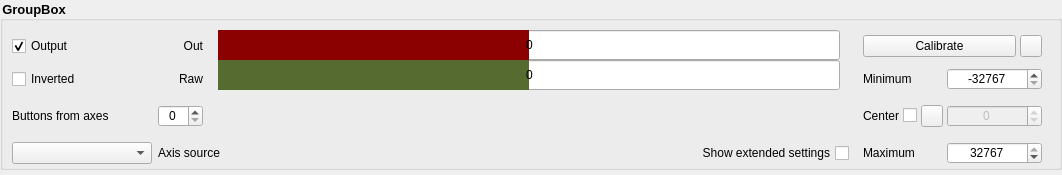
First picture: the form in src/widgets/axes/axes.ui, repository anpeaco/FreeJoyXConfiguratorQt, before the edit.
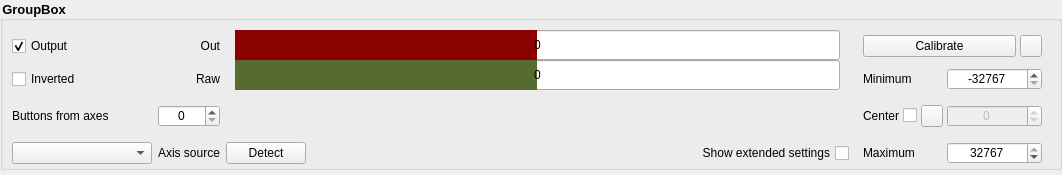
Second picture: the form after the edit. Icons and pictures are not drawn. Custom widgets are drawn as their Qt base class.

Commit message: Axes auto-detect: per-row Detect button instead of FocusIn

Patch:
```diff
--- a/src/widgets/axes/axes.ui
+++ b/src/widgets/axes/axes.ui
@@ -562,7 +562,7 @@
         </property>
        </widget>
       </item>
-      <item row="3" column="1" colspan="3">
+      <item row="3" column="1" colspan="2">
        <widget class="QLabel" name="text_axisSource">
         <property name="minimumSize">
          <size>
@@ -578,6 +578,25 @@
         </property>
        </widget>
       </item>
+      <item row="3" column="3">
+       <widget class="QPushButton" name="pushButton_DetectSource">
+        <property name="minimumSize">
+         <size>
+          <width>70</width>
+          <height>22</height>
+         </size>
+        </property>
+        <property name="text">
+         <string>Detect</string>
+        </property>
+        <property name="toolTip">
+         <string>Click then rotate any connected axis to set its source pin as this axis's source. Click again to cancel. Only works for pins already bound to some axis -- the firmware reports raw values per-axis, not per-pin.</string>
+        </property>
+        <property name="checkable">
+         <bool>true</bool>
+        </property>
+       </widget>
+      </item>
      </layout>
     </widget>
    </item>
```
The commit also changes 5 other files.
